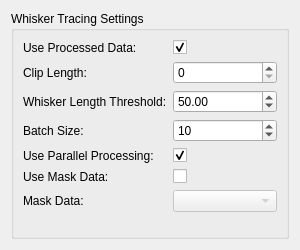
The window that src/WhiskerToolbox/DataTransform_Widget/Media/WhiskerTracing_Widget/WhiskerTracing_Widget.ui (paulmthompson/WhiskerToolbox) describes before a commit, drawn with Qt 5.
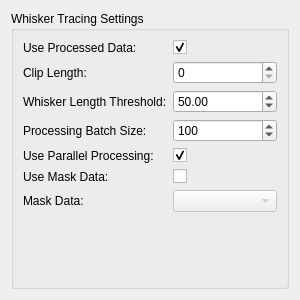
The same window after the commit.

Commit message: consumer producer whisker tracking enabled. much faster whisker processing on windows

The edit to the form file:
```diff
--- a/src/WhiskerToolbox/DataTransform_Widget/Media/WhiskerTracing_Widget/WhiskerTracing_Widget.ui
+++ b/src/WhiskerToolbox/DataTransform_Widget/Media/WhiskerTracing_Widget/WhiskerTracing_Widget.ui
@@ -7,7 +7,7 @@
     <x>0</x>
     <y>0</y>
     <width>300</width>
-    <height>250</height>
+    <height>300</height>
    </rect>
   </property>
   <property name="windowTitle">
@@ -80,20 +80,26 @@
       <item row="3" column="0">
        <widget class="QLabel" name="label_4">
         <property name="text">
-         <string>Batch Size:</string>
+         <string>Processing Batch Size:</string>
+        </property>
+        <property name="toolTip">
+         <string>Number of frames to process together in parallel. Smaller values (20-100) provide smoother processing, larger values (500-1000) may be faster but use more memory.</string>
         </property>
        </widget>
       </item>
       <item row="3" column="1">
        <widget class="QSpinBox" name="batch_size_spinbox">
         <property name="minimum">
-         <number>1</number>
+         <number>20</number>
         </property>
         <property name="maximum">
+         <number>2000</number>
+        </property>
+        <property name="value">
          <number>100</number>
         </property>
-        <property name="value">
-         <number>10</number>
+        <property name="toolTip">
+         <string>Number of frames to process together in parallel. Smaller values (20-100) provide smoother processing, larger values (500-1000) may be faster but use more memory.</string>
         </property>
        </widget>
       </item>
```
Left out of the diff: 6 changed lines with no effect on the pictures. The commit also changes 4 other files.
